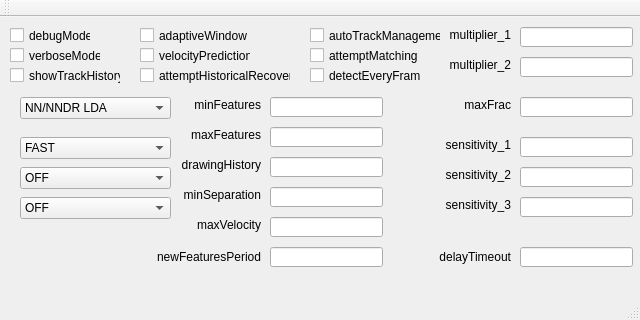
Before: the Qt Designer form qt/flow/mainwindow_flow.ui in steevo87/thermalvis, drawn with Qt 5.
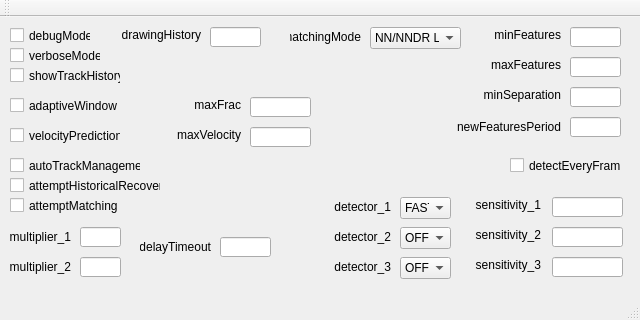
After: the same form once the commit is applied.

Commit message:
Improved appearance of GUIs
Rearranged fields to make them more intuitively placed.

What changed in the file:
```diff
--- a/qt/flow/mainwindow_flow.ui
+++ b/qt/flow/mainwindow_flow.ui
@@ -56,8 +56,8 @@
    <widget class="QCheckBox" name="adaptiveWindow">
     <property name="geometry">
      <rect>
-      <x>140</x>
-      <y>10</y>
+      <x>10</x>
+      <y>80</y>
       <width>111</width>
       <height>17</height>
      </rect>
@@ -69,8 +69,8 @@
    <widget class="QCheckBox" name="velocityPrediction">
     <property name="geometry">
      <rect>
-      <x>140</x>
-      <y>30</y>
+      <x>10</x>
+      <y>110</y>
       <width>111</width>
       <height>17</height>
      </rect>
@@ -82,8 +82,8 @@
    <widget class="QCheckBox" name="attemptHistoricalRecovery">
     <property name="geometry">
      <rect>
-      <x>140</x>
-      <y>50</y>
+      <x>10</x>
+      <y>160</y>
       <width>151</width>
       <height>17</height>
      </rect>
@@ -95,8 +95,8 @@
    <widget class="QCheckBox" name="autoTrackManagement">
     <property name="geometry">
      <rect>
-      <x>310</x>
-      <y>10</y>
+      <x>10</x>
+      <y>140</y>
       <width>131</width>
       <height>17</height>
      </rect>
@@ -108,8 +108,8 @@
    <widget class="QCheckBox" name="attemptMatching">
     <property name="geometry">
      <rect>
-      <x>310</x>
-      <y>30</y>
+      <x>10</x>
+      <y>180</y>
       <width>111</width>
       <height>17</height>
      </rect>
@@ -121,8 +121,8 @@
    <widget class="QCheckBox" name="detectEveryFrame">
     <property name="geometry">
      <rect>
-      <x>310</x>
-      <y>50</y>
+      <x>510</x>
+      <y>140</y>
       <width>111</width>
       <height>17</height>
      </rect>
@@ -134,8 +134,8 @@
    <widget class="QLabel" name="maxFeatures_label">
     <property name="geometry">
      <rect>
-      <x>170</x>
-      <y>110</y>
+      <x>470</x>
+      <y>40</y>
       <width>91</width>
       <height>16</height>
      </rect>
@@ -150,9 +150,9 @@
    <widget class="QLineEdit" name="maxFeatures">
     <property name="geometry">
      <rect>
-      <x>270</x>
-      <y>110</y>
-      <width>113</width>
+      <x>570</x>
+      <y>40</y>
+      <width>51</width>
       <height>20</height>
      </rect>
     </property>
@@ -163,8 +163,8 @@
    <widget class="QLabel" name="minFeaturesLabel">
     <property name="geometry">
      <rect>
-      <x>170</x>
-      <y>80</y>
+      <x>470</x>
+      <y>10</y>
       <width>91</width>
       <height>16</height>
      </rect>
@@ -179,9 +179,9 @@
    <widget class="QLineEdit" name="minFeatures">
     <property name="geometry">
      <rect>
-      <x>270</x>
-      <y>80</y>
-      <width>113</width>
+      <x>570</x>
+      <y>10</y>
+      <width>51</width>
       <height>20</height>
      </rect>
     </property>
@@ -192,9 +192,9 @@
    <widget class="QLineEdit" name="drawingHistory">
     <property name="geometry">
      <rect>
-      <x>270</x>
-      <y>140</y>
-      <width>113</width>
+      <x>210</x>
+      <y>10</y>
+      <width>51</width>
       <height>20</height>
      </rect>
     </property>
@@ -205,8 +205,8 @@
    <widget class="QLabel" name="drawingHistory_label">
     <property name="geometry">
      <rect>
-      <x>170</x>
-      <y>140</y>
+      <x>110</x>
+      <y>10</y>
       <width>91</width>
       <height>16</height>
      </rect>
@@ -221,9 +221,9 @@
    <widget class="QComboBox" name="matchingMode">
     <property name="geometry">
      <rect>
-      <x>20</x>
-      <y>80</y>
-      <width>151</width>
+      <x>370</x>
+      <y>10</y>
+      <width>91</width>
       <height>22</height>
      </rect>
     </property>
@@ -252,9 +252,9 @@
    <widget class="QLineEdit" name="maxFrac">
     <property name="geometry">
      <rect>
-      <x>520</x>
+      <x>250</x>
       <y>80</y>
-      <width>113</width>
+      <width>61</width>
       <height>20</height>
      </rect>
     </property>
@@ -265,7 +265,7 @@
    <widget class="QLabel" name="maxFrac_label">
     <property name="geometry">
      <rect>
-      <x>420</x>
+      <x>150</x>
       <y>80</y>
       <width>91</width>
       <height>16</height>
@@ -284,9 +284,9 @@
    <widget class="QLineEdit" name="minSeparation">
     <property name="geometry">
      <rect>
-      <x>270</x>
-      <y>170</y>
-      <width>113</width>
+      <x>570</x>
+      <y>70</y>
+      <width>51</width>
       <height>20</height>
      </rect>
     </property>
@@ -297,8 +297,8 @@
    <widget class="QLabel" name="minSeparation_label">
     <property name="geometry">
      <rect>
-      <x>170</x>
-      <y>170</y>
+      <x>470</x>
+      <y>70</y>
       <width>91</width>
       <height>16</height>
      </rect>
@@ -313,8 +313,8 @@
    <widget class="QLabel" name="maxVelocity_label">
     <property name="geometry">
      <rect>
-      <x>170</x>
-      <y>200</y>
+      <x>150</x>
+      <y>110</y>
       <width>91</width>
       <height>16</height>
      </rect>
@@ -329,9 +329,9 @@
    <widget class="QLineEdit" name="maxVelocity">
     <property name="geometry">
      <rect>
-      <x>270</x>
-      <y>200</y>
-      <width>113</width>
+      <x>250</x>
+      <y>110</y>
+      <width>61</width>
       <height>20</height>
      </rect>
     </property>
@@ -342,9 +342,9 @@
    <widget class="QLineEdit" name="newFeaturesPeriod">
     <property name="geometry">
      <rect>
-      <x>270</x>
-      <y>230</y>
-      <width>113</width>
+      <x>570</x>
+      <y>100</y>
+      <width>51</width>
       <height>20</height>
      </rect>
     </property>
@@ -355,8 +355,8 @@
    <widget class="QLabel" name="newFeaturesPeriod_label">
     <property name="geometry">
      <rect>
-      <x>150</x>
-      <y>230</y>
+      <x>450</x>
+      <y>100</y>
       <width>111</width>
       <height>20</height>
      </rect>
@@ -371,9 +371,9 @@
    <widget class="QLineEdit" name="delayTimeout">
     <property name="geometry">
      <rect>
-      <x>520</x>
-      <y>230</y>
-      <width>113</width>
+      <x>220</x>
+      <y>220</y>
+      <width>51</width>
       <height>20</height>
      </rect>
     </property>
@@ -384,9 +384,9 @@
    <widget class="QLabel" name="delayTimeout_label">
     <property name="geometry">
      <rect>
-      <x>400</x>
-      <y>230</y>
-      <width>111</width>
+      <x>140</x>
+      <y>220</y>
+      <width>71</width>
       <height>20</height>
      </rect>
     </property>
@@ -400,9 +400,9 @@
    <widget class="QLineEdit" name="sensitivity_1">
     <property name="geometry">
      <rect>
-      <x>520</x>
-      <y>120</y>
-      <width>113</width>
+      <x>552</x>
+      <y>180</y>
+      <width>71</width>
       <height>20</height>
      </rect>
     </property>
@@ -413,9 +413,9 @@
    <widget class="QLineEdit" name="sensitivity_2">
     <property name="geometry">
      <rect>
-      <x>520</x>
-      <y>150</y>
-      <width>113</width>
+      <x>552</x>
+      <y>210</y>
+      <width>71</width>
       <height>20</height>
      </rect>
     </property>
@@ -426,9 +426,9 @@
    <widget class="QLineEdit" name="sensitivity_3">
     <property name="geometry">
      <rect>
-      <x>520</x>
-      <y>180</y>
-      <width>113</width>
+      <x>552</x>
+      <y>240</y>
+      <width>71</width>
       <height>20</height>
      </rect>
     </property>
@@ -439,8 +439,8 @@
    <widget class="QLabel" name="sensitivity_1_label">
     <property name="geometry">
      <rect>
-      <x>420</x>
-      <y>120</y>
+      <x>450</x>
+      <y>180</y>
       <width>91</width>
       <height>16</height>
      </rect>
@@ -458,8 +458,8 @@
    <widget class="QLabel" name="sensitivity_2_label">
     <property name="geometry">
      <rect>
-      <x>420</x>
-      <y>150</y>
+      <x>450</x>
+      <y>210</y>
       <width>91</width>
       <height>16</height>
      </rect>
@@ -477,8 +477,8 @@
    <widget class="QLabel" name="sensitivity_3_label">
     <property name="geometry">
      <rect>
-      <x>420</x>
-      <y>180</y>
+      <x>450</x>
+      <y>240</y>
       <width>91</width>
       <height>16</height>
      </rect>
@@ -496,9 +496,9 @@
    <widget class="QLineEdit" name="multiplier_1">
     <property name="geometry">
      <rect>
-      <x>520</x>
-      <y>10</y>
-      <width>113</width>
+      <x>80</x>
+      <y>210</y>
+      <width>41</width>
       <height>20</height>
      </rect>
     </property>
@@ -509,10 +509,10 @@
    <widget class="QLabel" name="multiplier_1_label">
     <property name="geometry">
      <rect>
-      <x>420</x>
-      <y>10</y>
-      <width>91</width>
-      <height>16</height>
+      <x>10</x>
+      <y>210</y>
+      <width>61</width>
+      <height>20</height>
      </rect>
     </property>
     <property name="frameShape">
@@ -528,10 +528,10 @@
    <widget class="QLabel" name="multiplier_2_label">
     <property name="geometry">
      <rect>
-      <x>420</x>
-      <y>40</y>
-      <width>91</width>
-      <height>16</height>
+      <x>10</x>
+      <y>240</y>
+      <width>61</width>
+      <height>20</height>
      </rect>
     </property>
     <property name="frameShape">
@@ -547,9 +547,9 @@
    <widget class="QLineEdit" name="multiplier_2">
     <property name="geometry">
      <rect>
-      <x>520</x>
-      <y>40</y>
-      <width>113</width>
+      <x>80</x>
+      <y>240</y>
+      <width>41</width>
       <height>20</height>
      </rect>
     </property>
@@ -560,9 +560,9 @@
    <widget class="QComboBox" name="detector_1">
     <property name="geometry">
      <rect>
-      <x>20</x>
-      <y>120</y>
-      <width>151</width>
+      <x>400</x>
+      <y>180</y>
+      <width>51</width>
       <height>22</height>
      </rect>
     </property>
@@ -596,9 +596,9 @@
    <widget class="QComboBox" name="detector_2">
     <property name="geometry">
      <rect>
-      <x>20</x>
-      <y>150</y>
-      <width>151</width>
+      <x>400</x>
+      <y>210</y>
+      <width>51</width>
       <height>22</height>
      </rect>
     </property>
@@ -632,9 +632,9 @@
    <widget class="QComboBox" name="detector_3">
     <property name="geometry">
      <rect>
-      <x>20</x>
-      <y>180</y>
-      <width>151</width>
+      <x>400</x>
+      <y>240</y>
+      <width>51</width>
       <height>22</height>
      </rect>
     </property>
@@ -665,6 +665,82 @@
      </property>
     </item>
    </widget>
+   <widget class="QLabel" name="detector_1_label">
+    <property name="geometry">
+     <rect>
+      <x>330</x>
+      <y>180</y>
+      <width>61</width>
+      <height>20</height>
+     </rect>
+    </property>
+    <property name="frameShape">
+     <enum>QFrame::NoFrame</enum>
+    </property>
+    <property name="text">
+     <string>detector_1</string>
+    </property>
+    <property name="alignment">
+     <set>Qt::AlignRight|Qt::AlignTrailing|Qt::AlignVCenter</set>
+    </property>
+   </widget>
+   <widget class="QLabel" name="detector_2_label">
+    <property name="geometry">
+     <rect>
+      <x>330</x>
+      <y>210</y>
+      <width>61</width>
+      <height>20</height>
+     </rect>
+    </property>
+    <property name="frameShape">
+     <enum>QFrame::NoFrame</enum>
+    </property>
+    <property name="text">
+     <string>detector_2</string>
+    </property>
+    <property name="alignment">
+     <set>Qt::AlignRight|Qt::AlignTrailing|Qt::AlignVCenter</set>
+    </property>
+   </widget>
+   <widget class="QLabel" name="detector_3_label">
+    <property name="geometry">
+     <rect>
+      <x>330</x>
+      <y>240</y>
+      <width>61</width>
+      <height>20</height>
+     </rect>
+    </property>
+    <property name="frameShape">
+     <enum>QFrame::NoFrame</enum>
+    </property>
+    <property name="text">
+     <string>detector_3</string>
+    </property>
+    <property name="alignment">
+     <set>Qt::AlignRight|Qt::AlignTrailing|Qt::AlignVCenter</set>
+    </property>
+   </widget>
+   <widget class="QLabel" name="matchingMode_label">
+    <property name="geometry">
+     <rect>
+      <x>290</x>
+      <y>10</y>
+      <width>71</width>
+      <height>20</height>
+     </rect>
+    </property>
+    <property name="frameShape">
+     <enum>QFrame::NoFrame</enum>
+    </property>
+    <property name="text">
+     <string>matchingMode</string>
+    </property>
+    <property name="alignment">
+     <set>Qt::AlignRight|Qt::AlignTrailing|Qt::AlignVCenter</set>
+    </property>
+   </widget>
   </widget>
   <widget class="QMenuBar" name="menuBar">
    <property name="geometry">
```
The commit also changes 3 other files.
